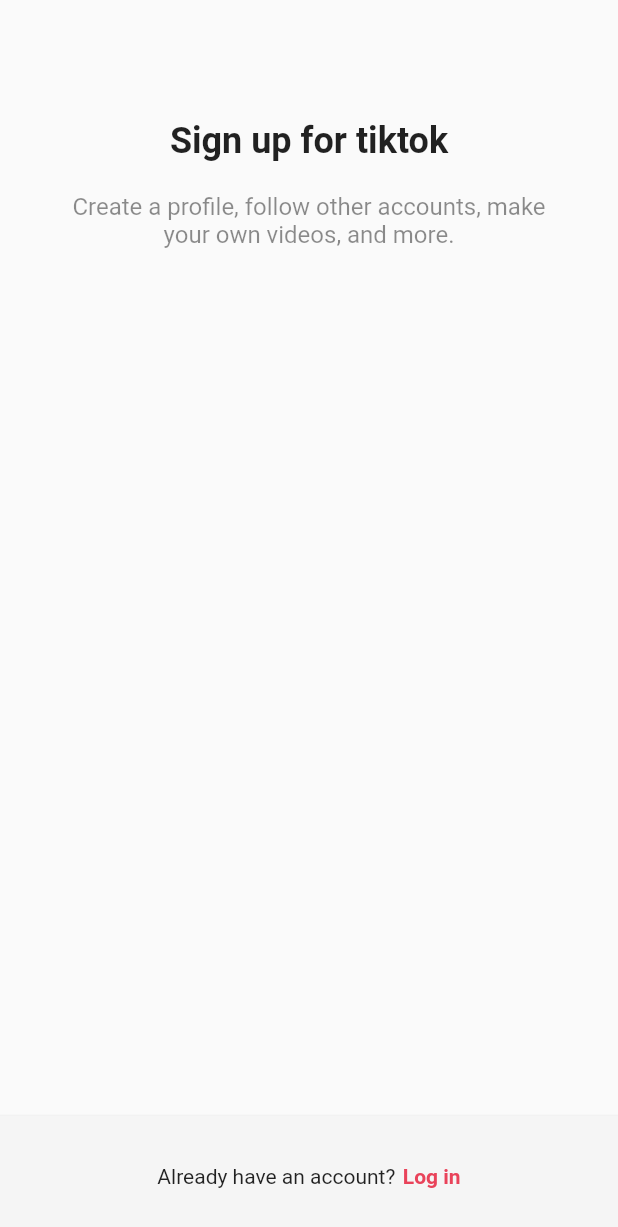
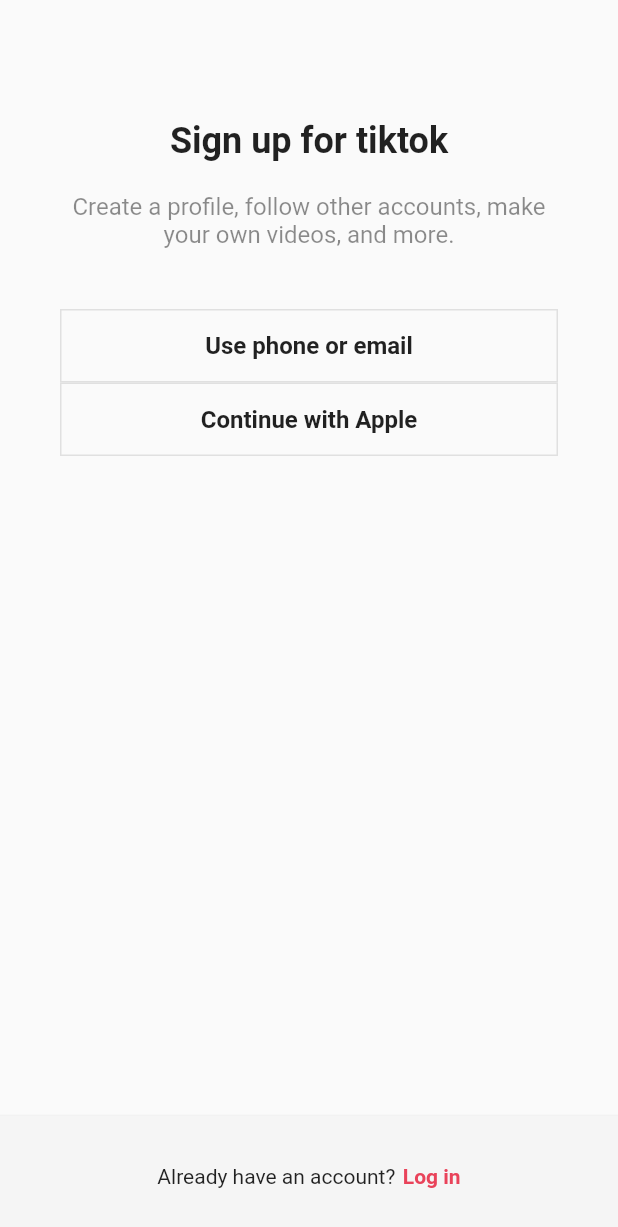
Before and after one commit to LunaGeonWoo/tiktok_clone, a Flutter app: the screen it shows after launch, on a phone screen of 412 x 824 dp. Shown: the top 1227 px of the screen. Run offline on Flutter 3.47's test engine with Material 2 defaults, Android fonts, the phone set to English and light mode, and no system bars.

Commit message:
create authentication button with out text

```diff
--- a/lib/features/authentication/sign_up_screen.dart
+++ b/lib/features/authentication/sign_up_screen.dart
@@ -1,7 +1,8 @@
 import 'package:flutter/material.dart';
 import 'package:tiktok_clone/constants/gaps.dart';
 import 'package:tiktok_clone/constants/sizes.dart';
-import 'package:tiktok_clone/features/login/login_screen.dart';
+import 'package:tiktok_clone/features/authentication/login_screen.dart';
+import 'package:tiktok_clone/features/authentication/widgets/auth_button.dart';
 
 class SignUpScreen extends StatelessWidget {
   const SignUpScreen({super.key});
@@ -40,7 +41,10 @@ class SignUpScreen extends StatelessWidget {
                   color: Colors.black45,
                 ),
                 textAlign: TextAlign.center,
-              )
+              ),
+              Gaps.v40,
+              AuthButton(text: "Use phone or email"),
+              AuthButton(text: "Continue with Apple"),
             ],
           ),
         ),
--- /dev/null
+++ b/lib/features/authentication/widgets/auth_button.dart
@@ -0,0 +1,37 @@
+import 'package:flutter/material.dart';
+import 'package:tiktok_clone/constants/sizes.dart';
+
+class AuthButton extends StatelessWidget {
+  final String text;
+
+  const AuthButton({
+    super.key,
+    required this.text,
+  });
+
+  @override
+  Widget build(BuildContext context) {
+    return FractionallySizedBox(
+      widthFactor: 1,
+      child: Container(
+        padding: const EdgeInsets.symmetric(
+          vertical: Sizes.size14,
+        ),
+        decoration: BoxDecoration(
+          border: Border.all(
+            color: Colors.grey.shade300,
+            width: Sizes.size1,
+          ),
+        ),
+        child: Text(
+          text,
+          textAlign: TextAlign.center,
+          style: const TextStyle(
+            fontSize: Sizes.size16,
+            fontWeight: FontWeight.w600,
+          ),
+        ),
+      ),
+    );
+  }
+}
```
